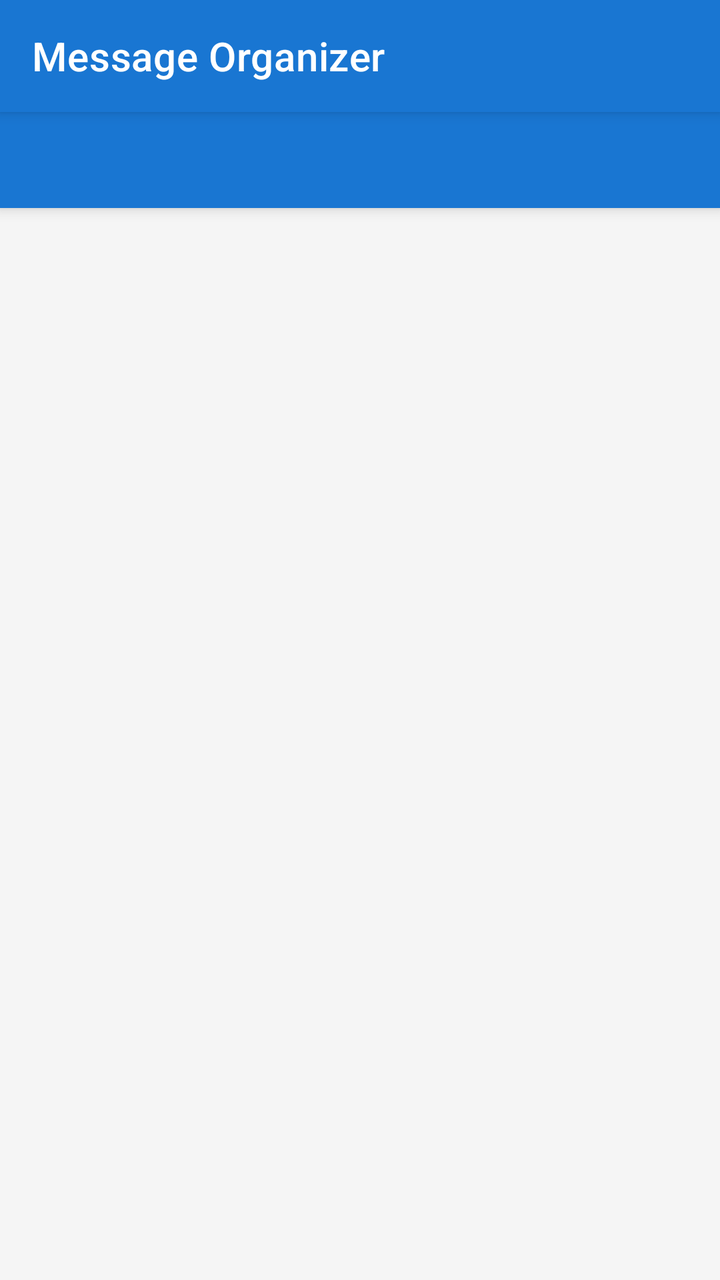
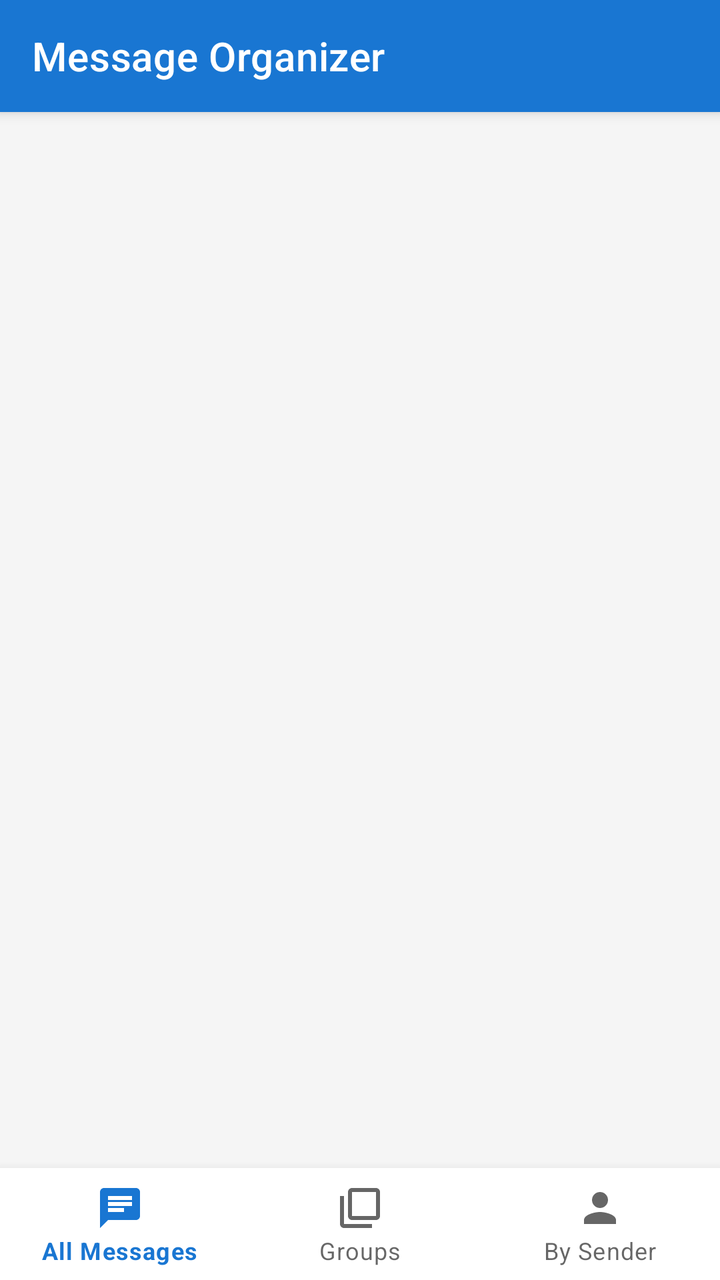

Compare the two renders of this Android layout. The source of the first and the diff that turns it into the second are given below.
<!-- AndroidManifest.xml: application theme Theme.MessageOrganizer -->
<!-- res/layout/activity_main.xml -->
<?xml version="1.0" encoding="utf-8"?>
<androidx.coordinatorlayout.widget.CoordinatorLayout
    xmlns:android="http://schemas.android.com/apk/res/android"
    xmlns:app="http://schemas.android.com/apk/res-auto"
    android:layout_width="match_parent"
    android:layout_height="match_parent">

    <com.google.android.material.appbar.AppBarLayout
        android:id="@+id/appBarLayout"
        android:layout_width="match_parent"
        android:layout_height="wrap_content">

        <androidx.appcompat.widget.Toolbar
            android:id="@+id/toolbar"
            android:layout_width="match_parent"
            android:layout_height="?attr/actionBarSize"
            android:background="?attr/colorPrimary"
            android:elevation="4dp"
            app:titleTextColor="@android:color/white"
            app:title="@string/app_name" />

        <com.google.android.material.tabs.TabLayout
            android:id="@+id/tabLayout"
            android:layout_width="match_parent"
            android:layout_height="wrap_content"
            android:background="?attr/colorPrimary"
            app:tabTextColor="#80FFFFFF"
            app:tabSelectedTextColor="@android:color/white"
            app:tabIndicatorColor="@android:color/white"
            app:tabGravity="fill"
            app:tabMode="fixed" />

    </com.google.android.material.appbar.AppBarLayout>

    <androidx.viewpager2.widget.ViewPager2
        android:id="@+id/viewPager"
        android:layout_width="match_parent"
        android:layout_height="match_parent"
        app:layout_behavior="@string/appbar_scrolling_view_behavior" />

</androidx.coordinatorlayout.widget.CoordinatorLayout>
<!-- resources referenced by this layout -->
<resources>
  <string name="app_name">Message Organizer</string>
  <style name="Theme.MessageOrganizer" parent="Theme.MaterialComponents.DayNight.NoActionBar">
          <item name="colorPrimary">@color/primary</item>
          <item name="colorPrimaryVariant">@color/primary_dark</item>
          <item name="colorOnPrimary">@color/white</item>
          <item name="colorSecondary">@color/accent</item>
          <item name="colorOnSecondary">@color/white</item>
          <item name="android:statusBarColor">@color/primary_dark</item>
          <item name="android:colorBackground">@color/background</item>
      </style>
  <color name="primary">#1976D2</color>
  <color name="primary_dark">#1565C0</color>
  <color name="white">#FFFFFFFF</color>
  <color name="accent">#FF5722</color>
  <color name="background">#F5F5F5</color>
</resources>

<!-- the commit's change to res/layout/activity_main.xml (unified diff, before → after) -->
@@ -1,14 +1,16 @@
 <?xml version="1.0" encoding="utf-8"?>
-<androidx.coordinatorlayout.widget.CoordinatorLayout
+<androidx.drawerlayout.widget.DrawerLayout
     xmlns:android="http://schemas.android.com/apk/res/android"
     xmlns:app="http://schemas.android.com/apk/res-auto"
+    android:id="@+id/drawerLayout"
     android:layout_width="match_parent"
     android:layout_height="match_parent">
 
-    <com.google.android.material.appbar.AppBarLayout
-        android:id="@+id/appBarLayout"
+    
+    <LinearLayout
         android:layout_width="match_parent"
-        android:layout_height="wrap_content">
+        android:layout_height="match_parent"
+        android:orientation="vertical">
 
         <androidx.appcompat.widget.Toolbar
             android:id="@+id/toolbar"
@@ -19,23 +21,64 @@
             app:titleTextColor="@android:color/white"
             app:title="@string/app_name" />
 
-        <com.google.android.material.tabs.TabLayout
-            android:id="@+id/tabLayout"
+        <FrameLayout
+            android:id="@+id/fragmentContainer"
+            android:layout_width="match_parent"
+            android:layout_height="0dp"
+            android:layout_weight="1" />
+
+        <com.google.android.material.bottomnavigation.BottomNavigationView
+            android:id="@+id/bottomNav"
             android:layout_width="match_parent"
             android:layout_height="wrap_content"
-            android:background="?attr/colorPrimary"
-            app:tabTextColor="#80FFFFFF"
-            app:tabSelectedTextColor="@android:color/white"
-            app:tabIndicatorColor="@android:color/white"
-            app:tabGravity="fill"
-            app:tabMode="fixed" />
+            android:background="@color/surface"
+            app:menu="@menu/bottom_nav_menu"
+            app:labelVisibilityMode="labeled" />
 
-    </com.google.android.material.appbar.AppBarLayout>
+    </LinearLayout>
 
-    <androidx.viewpager2.widget.ViewPager2
-        android:id="@+id/viewPager"
-        android:layout_width="match_parent"
+    
+    <com.google.android.material.navigation.NavigationView
+        android:id="@+id/navView"
+        android:layout_width="280dp"
         android:layout_height="match_parent"
-        app:layout_behavior="@string/appbar_scrolling_view_behavior" />
+        android:layout_gravity="start"
+        app:menu="@menu/drawer_menu"
+        app:headerLayout="@layout/nav_header" />
 
-</androidx.coordinatorlayout.widget.CoordinatorLayout>
+</androidx.drawerlayout.widget.DrawerLayout>
+<!-- res/layout/nav_header.xml (included above) -->
+<?xml version="1.0" encoding="utf-8"?>
+<LinearLayout
+    xmlns:android="http://schemas.android.com/apk/res/android"
+    android:layout_width="match_parent"
+    android:layout_height="160dp"
+    android:orientation="vertical"
+    android:gravity="bottom"
+    android:padding="20dp"
+    android:background="?attr/colorPrimary">
+
+    <ImageView
+        android:layout_width="56dp"
+        android:layout_height="56dp"
+        android:src="@drawable/ic_message"
+        android:tint="@android:color/white"
+        android:layout_marginBottom="8dp" />
+
+    <TextView
+        android:layout_width="wrap_content"
+        android:layout_height="wrap_content"
+        android:text="Message Organizer"
+        android:textColor="@android:color/white"
+        android:textSize="18sp"
+        android:fontFamily="sans-serif-medium" />
+
+    <TextView
+        android:id="@+id/tvMessageCount"
+        android:layout_width="wrap_content"
+        android:layout_height="wrap_content"
+        android:textColor="#CCFFFFFF"
+        android:textSize="13sp"
+        android:layout_marginTop="2dp" />
+
+</LinearLayout>
<!-- resource entries referenced after the edit -->
@@ -1,5 +1,17 @@
 <!-- resources referenced by this layout -->
 <resources>
+  <color name="surface">#FFFFFF</color>
+  <!-- drawable ic_message (drawable) -->
+  <?xml version="1.0" encoding="utf-8"?>
+  <vector xmlns:android="http://schemas.android.com/apk/res/android"
+      android:width="24dp"
+      android:height="24dp"
+      android:viewportWidth="24"
+      android:viewportHeight="24">
+      <path
+          android:fillColor="#FF000000"
+          android:pathData="M20,2H4c-1.1,0 -1.99,0.9 -1.99,2L2,22l4,-4h14c1.1,0 2,-0.9 2,-2V4c0,-1.1 -0.9,-2 -2,-2zM6,9h12v2H6V9zM14,14H6v-2h8v2zM18,8H6V6h12v2z" />
+  </vector>
   <string name="app_name">Message Organizer</string>
   <style name="Theme.MessageOrganizer" parent="Theme.MaterialComponents.DayNight.NoActionBar">
           <item name="colorPrimary">@color/primary</item>
